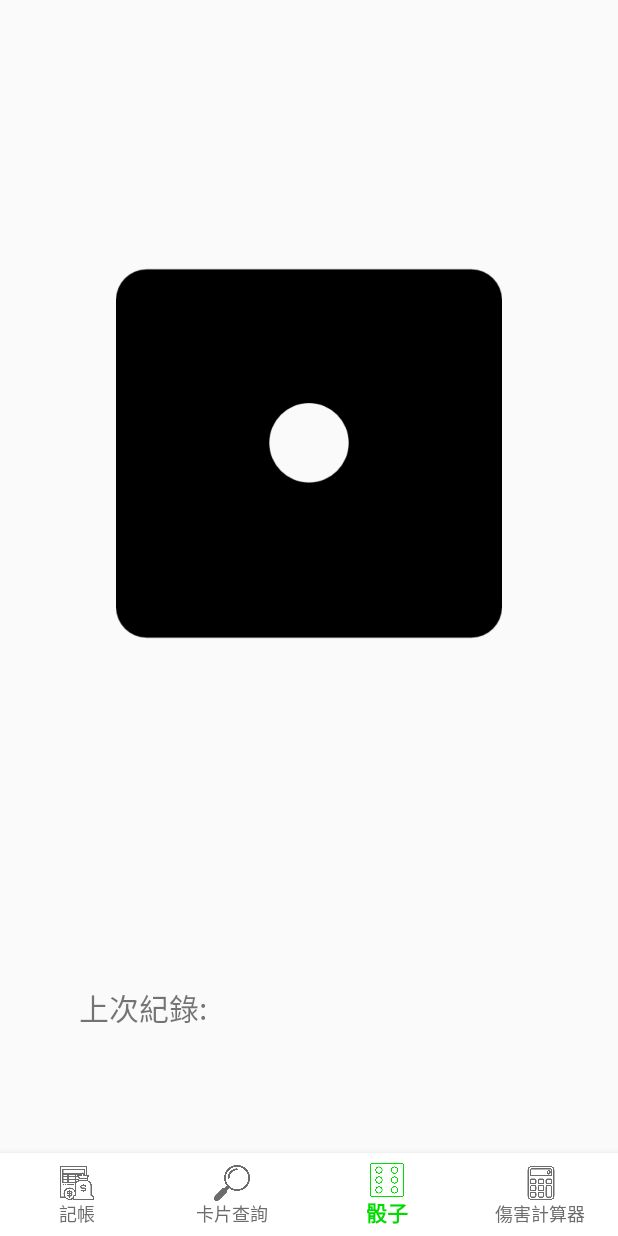
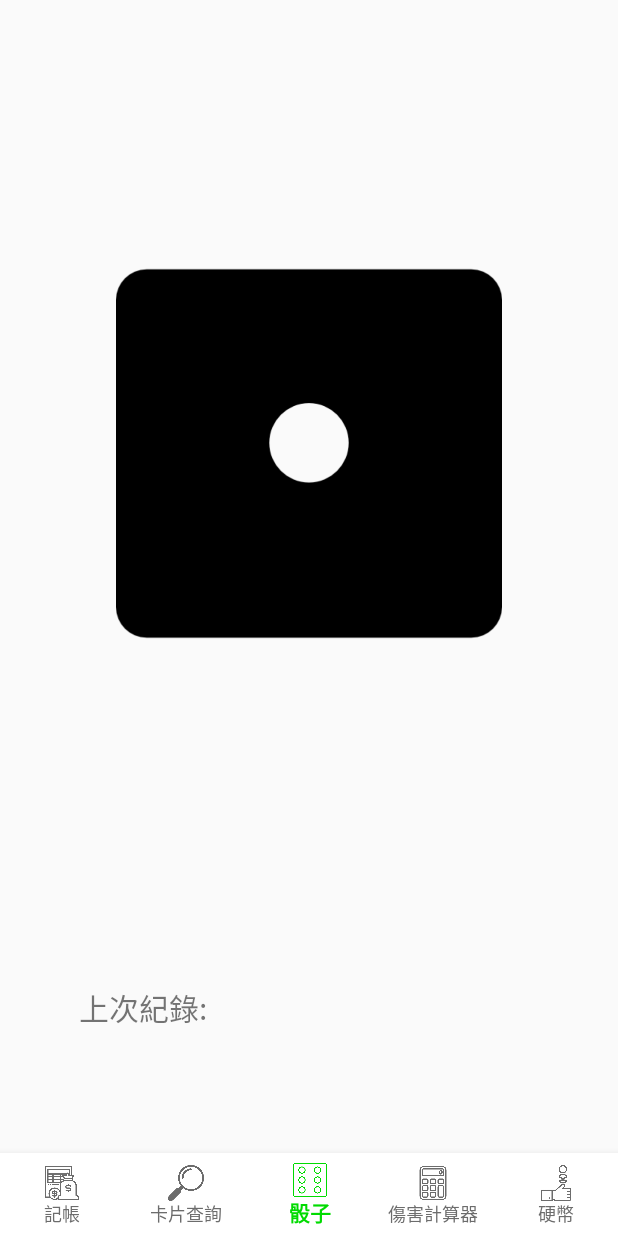
Before and after one commit to Madfater/YGO_APP, an Android app: the screen it shows after launch (MainActivity), item 3 of the bottom bar chosen, on a phone screen of 412 x 824 dp. Run offline under Robolectric (Android 15) with nearby library versions, the light colour scheme and no system bars; our stand-ins replace Volley; network calls fail.

Commit message:
update coin

```diff
--- a/app/build.gradle
+++ b/app/build.gradle
@@ -33,11 +33,14 @@ android {
 }
 
 dependencies {
+
     implementation "org.jetbrains.kotlin:kotlin-stdlib:$kotlin_version"
     implementation 'androidx.core:core-ktx:1.6.0'
     implementation 'androidx.appcompat:appcompat:1.3.1'
     implementation 'com.google.android.material:material:1.4.0'
     implementation 'androidx.constraintlayout:constraintlayout:2.0.4'
+    implementation 'androidx.legacy:legacy-support-v4:1.0.0'
+    implementation 'com.android.volley:volley:1.2.0'
     testImplementation 'junit:junit:4.+'
     androidTestImplementation 'androidx.test.ext:junit:1.1.3'
     androidTestImplementation 'androidx.test.espresso:espresso-core:3.4.0'
--- a/app/src/main/AndroidManifest.xml
+++ b/app/src/main/AndroidManifest.xml
@@ -2,7 +2,7 @@
 <manifest xmlns:android="http://schemas.android.com/apk/res/android"
     xmlns:tools="http://schemas.android.com/tools"
     package="com.example.myapplication">
-
+    <uses-permission android:name="android.permission.INTERNET"/>
     <application
         android:allowBackup="false"
         android:label="@string/app_name"
--- a/app/src/main/java/com/example/myapplication/Dice_Fragment.kt
+++ b/app/src/main/java/com/example/myapplication/Dice_Fragment.kt
@@ -12,21 +12,34 @@ import kotlin.random.Random
 class Dice_Fragment : Fragment() {
 
 
+    private var now_pic:ImageView?=null
+    private var last_pic:ImageView?=null
+    var pic_id = R.drawable.ic_dice_one
 
     override fun onCreateView(inflater: LayoutInflater, container: ViewGroup?, savedInstanceState: Bundle?): View?
     {
         val view =inflater.inflate(R.layout.fragment_dice, container, false)
-        val now_pic=view.findViewById<ImageView>(R.id.Dice_pic)
-        val last_pic=view.findViewById<ImageView>(R.id.last_dice_pic)
-        var pic_id = R.drawable.ic_dice_one
-        last_pic.setImageResource(0)
-        now_pic.setOnClickListener {
-            last_pic.setImageResource(pic_id)
-            pic_id=rolling()
-            now_pic.setImageResource(pic_id)
-        }
+        set_obj(view)
+        dice_press()
         return view
     }
+
+    private fun set_obj(view: View)
+    {
+        now_pic=view.findViewById<ImageView>(R.id.Dice_pic)
+        last_pic=view.findViewById<ImageView>(R.id.last_dice_pic)
+        last_pic?.setImageResource(0)
+    }
+
+    private fun dice_press()
+    {
+        now_pic?.setOnClickListener {
+            last_pic?.setImageResource(pic_id)
+            pic_id=rolling()
+            now_pic?.setImageResource(pic_id)
+        }
+    }
+
     private fun rolling(): Int {
         return when(Random.nextInt(1,6))
         {
--- a/app/src/main/java/com/example/myapplication/MainActivity.kt
+++ b/app/src/main/java/com/example/myapplication/MainActivity.kt
@@ -13,6 +13,7 @@ class MainActivity : AppCompatActivity() {
         val Bookkeeping_Fragment=com.example.myapplication.Bookkeeping_Fragment()
         val Search_Fragment=com.example.myapplication.Search_Fragment()
         val Calculator_Fragment=com.example.myapplication.Calculator_Fragment()
+        val Coin_Fragment=com.example.myapplication.Coin_Fragment()
     }
     private var nevgationview: BottomNavigationView? =null
 
@@ -20,9 +21,7 @@ class MainActivity : AppCompatActivity() {
     override fun onCreate(savedInstanceState: Bundle?) {
         super.onCreate(savedInstanceState)
         setContentView(R.layout.activity_main)
-        supportFragmentManager.beginTransaction()
-            .replace(R.id.container_activity_main, Bookkeeping_Fragment)
-            .commit()
+        supportFragmentManager.beginTransaction().replace(R.id.container_activity_main, Bookkeeping_Fragment).commit()
         nevgationview=findViewById(R.id.nevgationview)
         nevgationview?.selectedItemId = R.id.f1
         nevgationview?.setOnItemSelectedListener {
@@ -32,6 +31,7 @@ class MainActivity : AppCompatActivity() {
                 R.id.f2->supportFragmentManager.beginTransaction().replace(R.id.container_activity_main, Search_Fragment).commit()
                 R.id.f3->supportFragmentManager.beginTransaction().replace(R.id.container_activity_main, Dice_Fragment).commit()
                 R.id.f4->supportFragmentManager.beginTransaction().replace(R.id.container_activity_main, Calculator_Fragment).commit()
+                R.id.f5->supportFragmentManager.beginTransaction().replace(R.id.container_activity_main, Coin_Fragment).commit()
             }
             return@setOnItemSelectedListener true
         }
--- a/app/src/main/res/layout/fragment_search.xml
+++ b/app/src/main/res/layout/fragment_search.xml
@@ -5,4 +5,9 @@
     android:layout_height="match_parent"
     tools:context=".Search_Fragment">
 
+    <TextView
+        android:id="@+id/textView"
+        android:layout_width="wrap_content"
+        android:layout_height="126dp"
+        android:text="TextView" />
 </FrameLayout>
--- a/app/src/main/res/menu/menu_navigationbar.xml
+++ b/app/src/main/res/menu/menu_navigationbar.xml
@@ -16,4 +16,8 @@
         android:id="@+id/f4"
         android:title="傷害計算器"
         android:icon="@drawable/ic_negativebutton_calculator"/>
+    <item
+        android:id="@+id/f5"
+        android:title="硬幣"
+        android:icon="@drawable/ic_toss_coin"/>
 </menu>
--- a/build.gradle
+++ b/build.gradle
@@ -6,7 +6,7 @@ buildscript {
         mavenCentral()
     }
     dependencies {
-        classpath "com.android.tools.build:gradle:4.2.2"
+        classpath 'com.android.tools.build:gradle:7.0.0'
         classpath "org.jetbrains.kotlin:kotlin-gradle-plugin:$kotlin_version"
 
         // NOTE: Do not place your application dependencies here; they belong
```
Also changed, not shown: app/src/main/java/com/example/myapplication/Calculator_Fragment.kt (+40 -32 lines), app/src/main/java/com/example/myapplication/Coin_Fragment.kt (added, +54 -0 lines), app/src/main/java/com/example/myapplication/Search_Fragment.kt (+19 -7 lines), app/src/main/res/layout/fragment_coin.xml (added, +31 -0 lines), app/src/main/res/values/strings.xml (+3 -4 lines), app/src/main/res/drawable/ic_icon_heads.PNG (added), app/src/main/res/drawable/ic_icon_tails.PNG (added), app/src/main/res/drawable/ic_toss_coin.png (added), gradle/wrapper/gradle-wrapper.properties.
